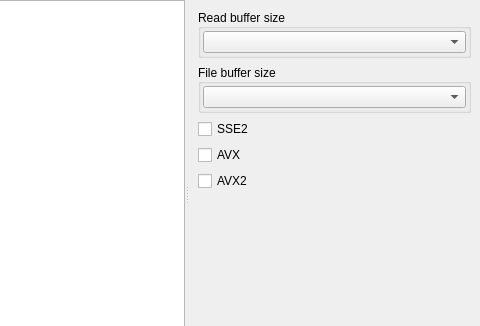
Before: the Qt Designer form xoptionswidget.ui in horsicq/XOptions, drawn with Qt 5; both pictures show x 141 to 621 and y 0 to 326 of the 621 by 416 pixel window.
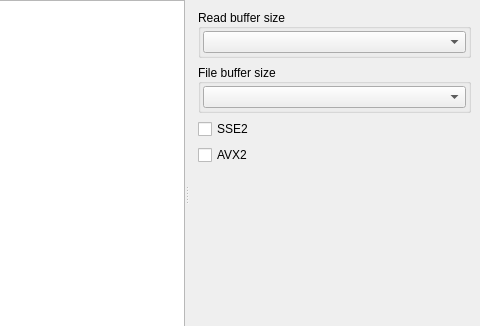
After: the same form once the commit is applied. The open tabs and pages were chosen to show the change.

Patch:
```diff
--- a/xoptionswidget.ui
+++ b/xoptionswidget.ui
@@ -667,13 +667,6 @@
               </property>
              </widget>
             </item>
-            <item>
-             <widget class="QCheckBox" name="checkBoxAVX">
-              <property name="text">
-               <string notr="true">AVX</string>
-              </property>
-             </widget>
-            </item>
             <item>
              <widget class="QCheckBox" name="checkBoxAVX2">
               <property name="text">
```
